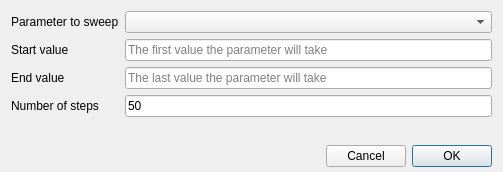
Qt form rama/qt/sweep.ui (teenylasers/eggshell) before a commit.
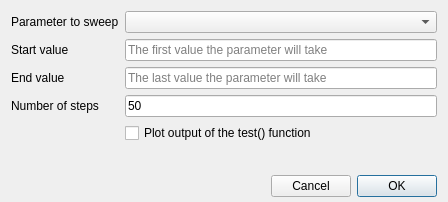
The same form after that commit.

```diff
--- a/rama/qt/sweep.ui
+++ b/rama/qt/sweep.ui
@@ -9,8 +9,8 @@
    <rect>
     <x>0</x>
     <y>0</y>
-    <width>503</width>
-    <height>172</height>
+    <width>448</width>
+    <height>202</height>
    </rect>
   </property>
   <property name="windowTitle">
@@ -121,6 +121,26 @@
         </property>
        </widget>
       </item>
+      <item row="4" column="0">
+       <spacer name="horizontalSpacer_2">
+        <property name="orientation">
+         <enum>Qt::Horizontal</enum>
+        </property>
+        <property name="sizeHint" stdset="0">
+         <size>
+          <width>40</width>
+          <height>20</height>
+         </size>
+        </property>
+       </spacer>
+      </item>
+      <item row="4" column="1">
+       <widget class="QCheckBox" name="test_output">
+        <property name="text">
+         <string>Plot output of the test() function</string>
+        </property>
+       </widget>
+      </item>
      </layout>
     </widget>
    </item>
```
